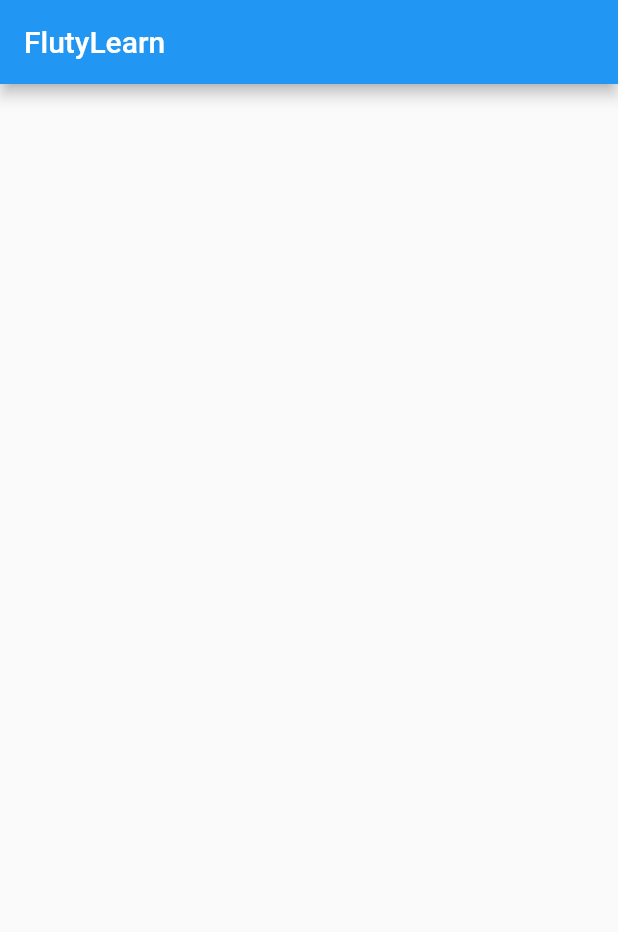
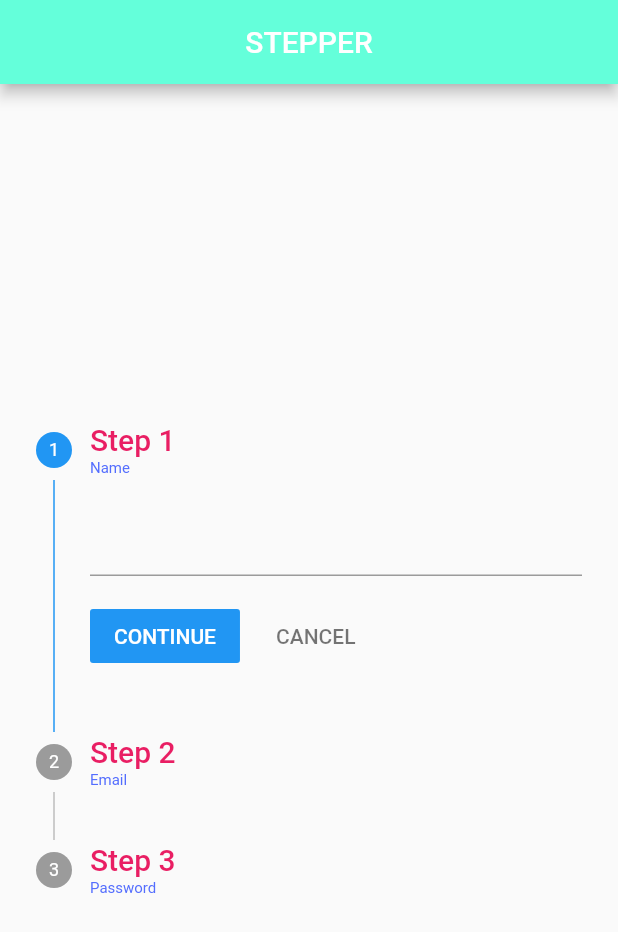
Before and after one commit to Er-Jrsingh/fluty_learn, a Flutter app: the screen it shows after launch, on a phone screen of 412 x 824 dp. Shown: the top 932 px of the screen. Run offline on Flutter 3.47's test engine with Material 2 defaults, Android fonts, the phone set to English and light mode, and no system bars; Roboto replaces fonts that are missing (cursive).

Commit message:
Create Stepper

```diff
--- a/lib/main.dart
+++ b/lib/main.dart
@@ -5,21 +5,82 @@ void main() {
     MaterialApp(
       debugShowCheckedModeBanner: false,
       title: "FlutyLearn",
-      theme: ThemeData(
-        backgroundColor: Colors.deepPurple
-        ,fontFamily: "cursive",
-        ),
+     color: Colors.tealAccent,
       home: MyApp(),
     ),
   );
 }
 
-class MyApp extends StatelessWidget {
+class MyApp extends StatefulWidget {
+  MyApp({Key key}) : super(key: key);
+
+  @override
+  _MyAppState createState() => _MyAppState();
+}
+
+class _MyAppState extends State<MyApp> {
+
+  static int currentVal = 0;
+
+  List<Step> _mySteps() {
+    List<Step> _steps = [
+      Step(
+          title: Text("Step 1",style: TextStyle(color: Colors.pink,fontSize: 20),),
+          subtitle: Text("Name",style:TextStyle(color: Colors.indigoAccent,fontSize: 10) ,),
+          content: TextField(),
+          isActive: currentVal >= 0),
+      Step(
+          title: Text("Step 2",style: TextStyle(color: Colors.pink,fontSize: 20),),
+          subtitle: Text("Email",style:TextStyle(color: Colors.indigoAccent,fontSize: 10)),
+          content: TextField(),
+          isActive: currentVal >= 1),
+      Step(
+          title: Text("Step 3",style: TextStyle(color: Colors.pink,fontSize: 20),),
+          subtitle: Text("Password",style: TextStyle(color: Colors.indigoAccent,fontSize: 10),),
+          content: TextField(),
+          isActive: currentVal >= 2),
+    ];
+    return _steps;
+  }
+
   @override
   Widget build(BuildContext context) {
     return Scaffold(
       appBar: AppBar(
-        title: Text("FlutyLearn"),
+        title: Text("STEPPER"),centerTitle: true,
+        backgroundColor: Colors.tealAccent,
+      ),
+      body: Center(
+        child: Stepper(
+          steps: _mySteps(),
+          currentStep: currentVal,
+          onStepTapped: (step) {
+            setState(() {
+              currentVal = step;
+            });
+          },
+          onStepContinue: () {
+            setState(() {
+              if (currentVal >= 0 && currentVal < _mySteps().length-1) {
+                currentVal = currentVal + 1;
+              } else {
+                // currentVal=currentVal;
+                print("This Is Last Step");
+              }
+            });
+          },
+          onStepCancel: () {
+            setState(() {
+              if (currentVal > 0) {
+                currentVal=currentVal-1;
+              }
+              else{
+                // currentVal=currentVal;
+                 print("This Is First Step");
+              }
+            });
+          },
+        ),
       ),
     );
   }
```
